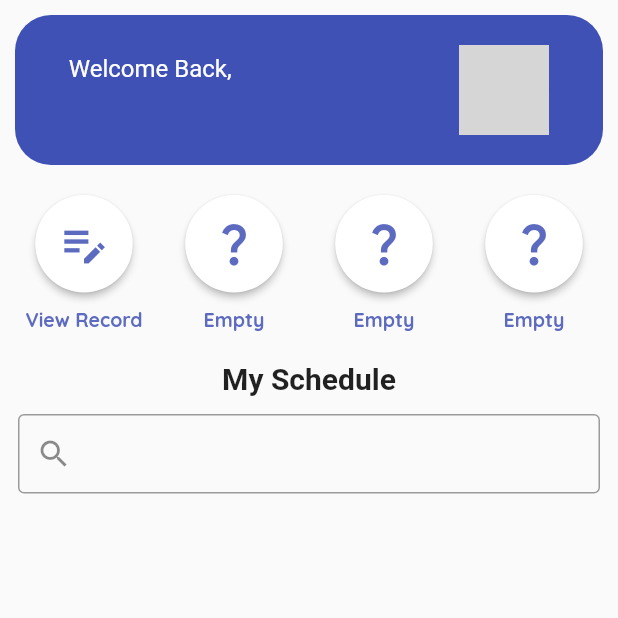
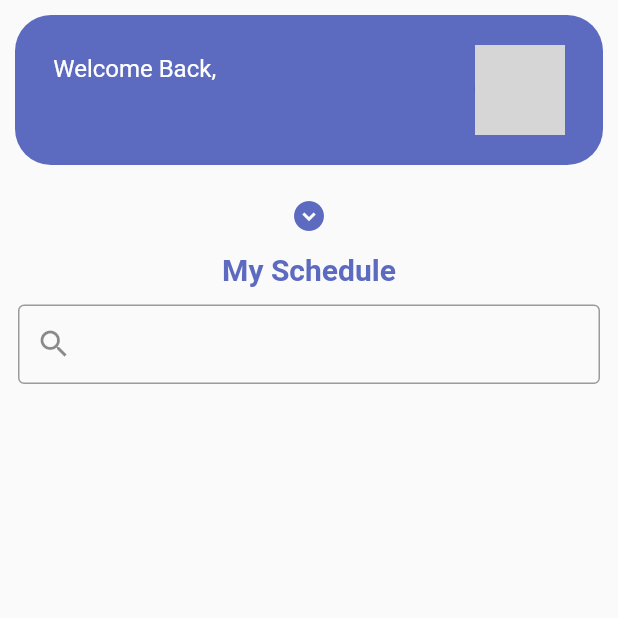
Before and after one commit to Panichito/Overdose-Software, a Flutter app: the HomePage screen opened directly, on a phone screen of 412 x 824 dp, the top half of it. Run offline on Flutter 3.47's test engine with Material 2 defaults, Android fonts, the phone set to English and light mode, and no system bars; drawn by our look-alikes of searchfield; our stand-ins replace email_validator, shared_preferences; accounts and stored records are empty; network calls fail; project files that could hold a hidden picture were left out; grey boxes are pictures that could not be loaded.

Commit message:
hide button function + fix username

```diff
--- a/app/lib/pages/home.dart
+++ b/app/lib/pages/home.dart
@@ -6,6 +6,8 @@ import 'package:app/pages/viewRecord.dart';
 import 'package:http/http.dart' as http;
 import 'dart:async';
 import 'dart:convert';
+
+bool _isShow = false;
 
 // patient constructor
 class Schedule {
@@ -73,11 +75,20 @@ class _HomePageState extends State<HomePage> {
                 children: [
                   Text(
                     schedule.medName,
-                    style: TextStyle(fontSize: 30.0, color: Colors.grey[700], fontWeight: FontWeight.bold),
+                    style: TextStyle(
+                        fontSize: 30.0,
+                        color: Colors.grey[700],
+                        fontWeight: FontWeight.bold),
                   ),
-                  Text('Disease: ${schedule.disease}', style: TextStyle(fontSize: 12.0, color: Colors.grey[700])),
+                  Text('Disease: ${schedule.disease}',
+                      style:
+                          TextStyle(fontSize: 12.0, color: Colors.grey[700])),
                   const SizedBox(height: 20),
-                  Text('Time: ${formattedTime}', style: TextStyle(fontSize: 22.0, color: Colors.grey[700], fontStyle: FontStyle.italic)),
+                  Text('Time: ${formattedTime}',
+                      style: TextStyle(
+                          fontSize: 22.0,
+                          color: Colors.grey[700],
+                          fontStyle: FontStyle.italic)),
                   // const SizedBox(height: 4),
                   // Text('Schedule-id: S${schedule.id}', style: TextStyle(fontSize: 16.0, color: Colors.grey[800])),
                   // const SizedBox(height: 4),
@@ -119,13 +130,13 @@ class _HomePageState extends State<HomePage> {
   Widget build(BuildContext context) {
     return Scaffold(
       body: Column(
-        mainAxisAlignment: MainAxisAlignment.spaceBetween,
+        crossAxisAlignment: CrossAxisAlignment.center,
         children: [
           Padding(
             padding: const EdgeInsets.fromLTRB(10, 10, 10, 10),
             child: Container(
               decoration: BoxDecoration(
-                  color: Colors.indigo[500],
+                  color: Colors.indigo[400],
                   borderRadius: BorderRadius.vertical(
                     bottom: Radius.circular(24),
                     top: Radius.circular(24),
@@ -146,11 +157,11 @@ class _HomePageState extends State<HomePage> {
                             )),
                         const SizedBox(height: 5),
                         Container(
-                          width: 50,
+                          width: 150,
                           child: Text(
                             username,
                             overflow: TextOverflow.ellipsis,
-                            maxLines: 3,
+                            maxLines: 1,
                             style: const TextStyle(
                                 fontSize: 20, color: Colors.white),
                           ),
@@ -167,11 +178,15 @@ class _HomePageState extends State<HomePage> {
               ),
             ),
           ),
-          SizedBox(height: 10),
+          /*Four circle button
+            and text"Schedule"
+            inside this Column()
+          */
           Column(
-            mainAxisAlignment: MainAxisAlignment.start,
             children: [
-              Row(
+              Visibility(
+                visible: _isShow,
+                child: Row(
                   mainAxisAlignment: MainAxisAlignment.spaceEvenly,
                   children: [
                     Column(
@@ -191,10 +206,10 @@ class _HomePageState extends State<HomePage> {
                             size: 35.0,
                             color: Colors.indigo[400],
                           ),
-                        padding: EdgeInsets.all(15.0),
+                          padding: EdgeInsets.all(10.0),
                           shape: CircleBorder(),
                         ),
-                      SizedBox(height: 10),
+                        SizedBox(height: 5),
                         Text(
                           'View Record',
                           style: TextStyle(
@@ -216,10 +231,10 @@ class _HomePageState extends State<HomePage> {
                             size: 35.0,
                             color: Colors.indigo[400],
                           ),
-                        padding: EdgeInsets.all(15.0),
+                          padding: EdgeInsets.all(10.0),
                           shape: CircleBorder(),
                         ),
-                      SizedBox(height: 10),
+                        SizedBox(height: 5),
                         Text(
                           'Empty',
                           style: TextStyle(
@@ -241,10 +256,10 @@ class _HomePageState extends State<HomePage> {
                             size: 35.0,
                             color: Colors.indigo[400],
                           ),
-                        padding: EdgeInsets.all(15.0),
+                          padding: EdgeInsets.all(10.0),
                           shape: CircleBorder(),
                         ),
-                      SizedBox(height: 10),
+                        SizedBox(height: 5),
                         Text(
                           'Empty',
                           style: TextStyle(
@@ -266,10 +281,10 @@ class _HomePageState extends State<HomePage> {
                             size: 35.0,
                             color: Colors.indigo[400],
                           ),
-                        padding: EdgeInsets.all(15.0),
+                          padding: EdgeInsets.all(10.0),
                           shape: CircleBorder(),
                         ),
-                      SizedBox(height: 10),
+                        SizedBox(height: 5),
                         Text(
                           'Empty',
                           style: TextStyle(
@@ -282,11 +297,26 @@ class _HomePageState extends State<HomePage> {
                     ),
                   ],
                 ),
-              SizedBox(height: 20),
+              ),
+              /* End of Four Button*/
+
+              IconButton(
+                onPressed: () {
+                  setState(
+                    () {
+                      _isShow = !_isShow;
+                    },
+                  );
+                },
+                icon: Icon(
+                  _isShow ? Icons.expand_less : Icons.expand_circle_down,
+                  color: Colors.indigo[400],
+                ),
+              ),
               Text('My Schedule',
                   style: TextStyle(
                       fontSize: 20,
-                      //color: Colors.indigo[400],
+                      color: Colors.indigo[400],
                       //fontFamily: 'Quicksand',
                       fontWeight: FontWeight.bold)),
             ],
```
Lines whose indentation alone changed are shown as unchanged.
